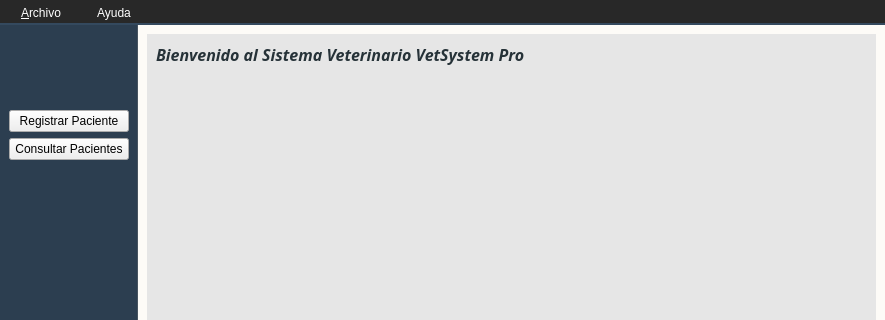
The window that mainwindow.ui (FranciscoLanche05/Proyecto-Bimestre2-Programacion) describes before a commit, drawn with Qt 5; both pictures show x 0 to 885 and y 0 to 320 of the 885 by 543 pixel window.
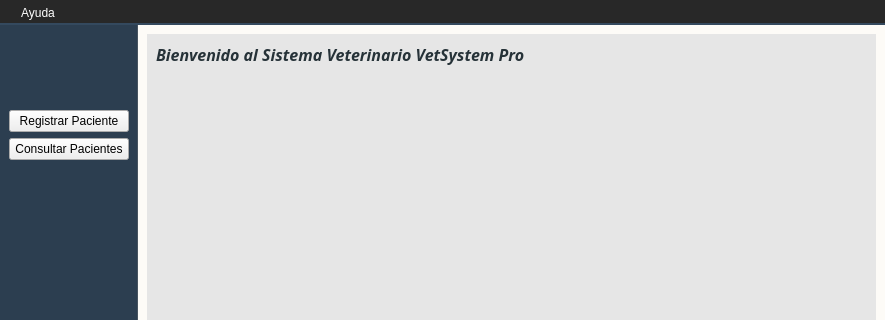
The same window after the commit. Icons and pictures are not drawn.

Commit message: correcciones de slot salir

```diff
--- a/mainwindow.ui
+++ b/mainwindow.ui
@@ -402,18 +402,12 @@
      <height>25</height>
     </rect>
    </property>
-   <widget class="QMenu" name="menu_Archivo">
-    <property name="title">
-     <string>&amp;Archivo</string>
-    </property>
-   </widget>
    <widget class="QMenu" name="menuAyuda">
     <property name="title">
      <string>Ayuda</string>
     </property>
     <addaction name="actionAcerca_de_VetSystem_Pro"/>
    </widget>
-   <addaction name="menu_Archivo"/>
    <addaction name="menuAyuda"/>
   </widget>
   <action name="actionAcerca_de_VetSystem_Pro">
```
The commit also changes 2 other files.
